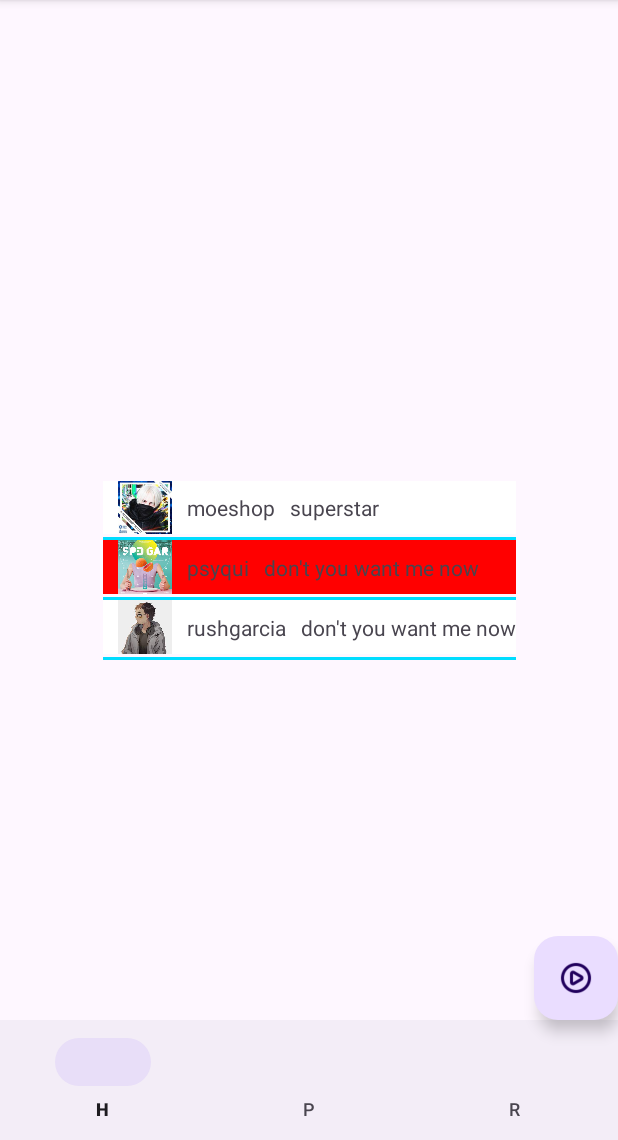
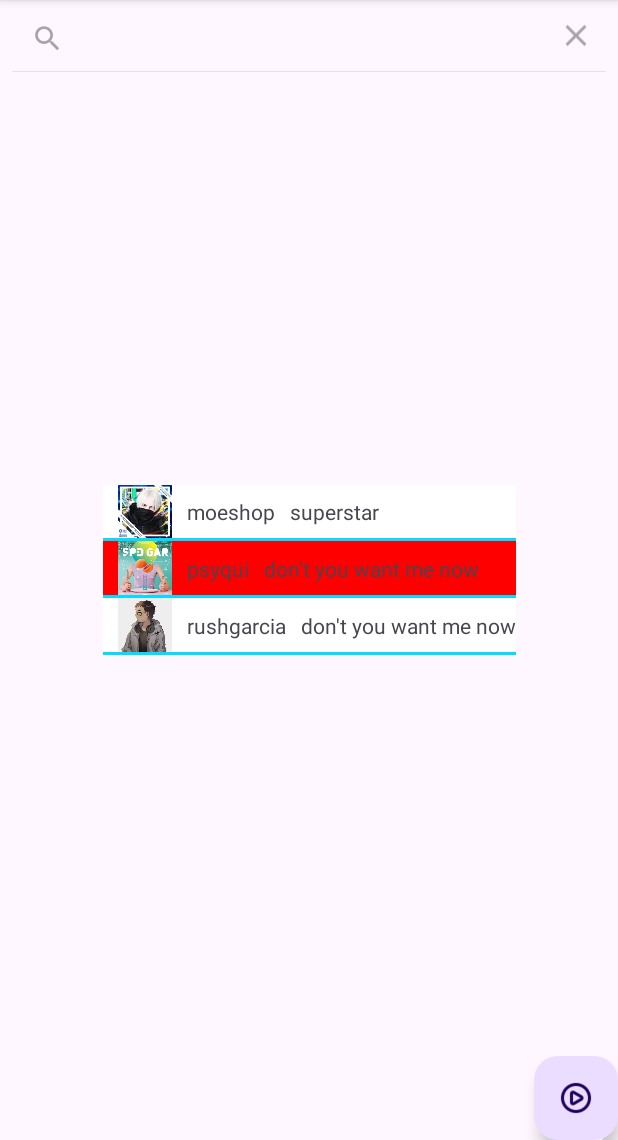
Before and after one commit to Exteal/R-Music, an Android app: the screen it shows after launch (MainActivity), after a tap on "psyqui", on a phone screen of 412 x 824 dp, the part 96-1236 px from its top. Run offline under Robolectric (Android 15) with nearby library versions, the phone set to English and light mode, and no system bars; 2 statements that could not run were skipped; 2 other taps on this screen came first.

Commit message:
Filterer MusicList

```diff
--- a/app/src/main/java/com/example/kotlinapp/MainActivity.kt
+++ b/app/src/main/java/com/example/kotlinapp/MainActivity.kt
@@ -4,14 +4,11 @@
 import android.content.Intent
 import androidx.appcompat.app.AppCompatActivity
 import android.os.Bundle
-import android.view.View
-import androidx.appcompat.content.res.AppCompatResources
-import androidx.cardview.widget.CardView
+import androidx.appcompat.widget.SearchView
 import androidx.core.content.ContextCompat
 import androidx.recyclerview.widget.DividerItemDecoration
 import androidx.recyclerview.widget.RecyclerView
 import com.google.android.material.bottomnavigation.BottomNavigationView
-import com.google.android.material.floatingactionbutton.FloatingActionButton
 
 class MainActivity : AppCompatActivity() {
 
@@ -23,7 +20,6 @@
 
     override fun onResume() {
         super.onResume()
-        val playerView : CardView = findViewById(R.id.playerCard)
 
         Player.activity = this
         Player.handleComponents()
@@ -61,6 +57,17 @@
         }
         */
 
+        val search : SearchView = findViewById(R.id.Search)
+        search.setOnQueryTextListener(object : SearchView.OnQueryTextListener {
+            override fun onQueryTextChange(newText: String?): Boolean {
+                TODO("Not yet implemented")
+            }
+
+            override fun onQueryTextSubmit(query: String?): Boolean {
+                TODO("Not yet implemented")
+
+            }
+        })
 
         val nav : BottomNavigationView = findViewById(R.id.nav)
 
--- a/app/src/main/java/com/example/kotlinapp/MusicAdapter.kt
+++ b/app/src/main/java/com/example/kotlinapp/MusicAdapter.kt
@@ -5,15 +5,18 @@
 import android.view.LayoutInflater
 import android.view.View
 import android.view.ViewGroup
+import android.widget.Filter
+import android.widget.Filterable
 import android.widget.ImageView
 import android.widget.TextView
 import androidx.recyclerview.widget.RecyclerView
 
 
 open class MusicAdapter(private val dataSet: List<Music>) :
-                RecyclerView.Adapter<MusicAdapter.ViewHolder>() {
+                RecyclerView.Adapter<MusicAdapter.ViewHolder>(), Filterable {
 
     val views = ArrayList<View>()
+    var filterResults = ArrayList<Music>()
     /**
      * Provide a reference to the type of views that you are using
      * (custom ViewHolder)
@@ -54,7 +57,7 @@
 
 
 
-    fun toDefaultColor() {
+    private fun toDefaultColor() {
         views.forEach { v -> v.setBackgroundColor(Color.WHITE) }
     }
     open fun onMusicClick(it : View, position: Int) {
@@ -64,7 +67,7 @@
         }
 
         else {
-            when(val oldSelected = Player.storedMusicPos) {
+            when(Player.storedMusicPos) {
                 -1 -> {}
                 else -> toDefaultColor()
             }
@@ -115,5 +118,30 @@
 
     // Return the size of your dataset (invoked by the layout manager)
     override fun getItemCount() = dataSet.size
+    override fun getFilter(): Filter {
+        return object : Filter() {
+            override fun performFiltering(condition: CharSequence?): FilterResults {
+                filterResults = if(condition.isNullOrBlank()) {
+                    dataSet as ArrayList<Music>
+                } else {
+                    val res = ArrayList<Music>()
+                        for(music in dataSet) {
+                            if(music.name.contains(condition)) res.add(music)
+                        }
+                    res
+                }
+
+                val results = FilterResults()
+                results.values = filterResults
+                return results
+            }
+
+            override fun publishResults(p0: CharSequence?, results: FilterResults?) {
+                filterResults = results?.values as ArrayList<Music>
+                notifyDataSetChanged()
+            }
+
+        }
+    }
 
 }
--- a/app/src/main/java/com/example/kotlinapp/Player.kt
+++ b/app/src/main/java/com/example/kotlinapp/Player.kt
@@ -21,7 +21,7 @@
 
 object Player {
 
-    var playingMusicPos by Delegates.notNull<Int>()
+    private var playingMusicPos by Delegates.notNull<Int>()
     var storedMusicPos  = -1
     var playlist : ArrayList<Music> = ArrayList()
     lateinit var activity: AppCompatActivity //update with every activity change
--- a/app/src/main/java/com/example/kotlinapp/PlaylistActivity.kt
+++ b/app/src/main/java/com/example/kotlinapp/PlaylistActivity.kt
@@ -3,13 +3,9 @@
 
 import android.content.Intent
 import android.os.Bundle
-import android.view.View
 import androidx.appcompat.app.AppCompatActivity
-import androidx.appcompat.content.res.AppCompatResources
-import androidx.cardview.widget.CardView
 import androidx.recyclerview.widget.RecyclerView
 import com.google.android.material.bottomnavigation.BottomNavigationView
-import com.google.android.material.floatingactionbutton.FloatingActionButton
 
 class PlaylistActivity : AppCompatActivity() {
 
--- a/app/src/main/res/layout/activity_main.xml
+++ b/app/src/main/res/layout/activity_main.xml
@@ -29,13 +29,23 @@
        android:layout_height="wrap_content"
        layout="@layout/play_fab"
        android:id="@id/playFAB"
-       app:layout_constraintBottom_toTopOf="@id/nav"
+       app:layout_constraintBottom_toBottomOf="parent"
        app:layout_constraintRight_toRightOf="parent">
    </include>
 
+
+   <androidx.appcompat.widget.SearchView
+       android:id="@+id/Search"
+       android:layout_height="wrap_content"
+       android:layout_width="match_parent"
+       app:layout_constraintTop_toTopOf="parent"
+       app:layout_constraintLeft_toLeftOf="parent">
+   </androidx.appcompat.widget.SearchView>
+
+
    <include
        android:id="@+id/playerCard"
-       app:layout_constraintBottom_toTopOf="@id/nav"
+       app:layout_constraintBottom_toTopOf="parent"
        android:visibility="invisible"
        layout="@layout/layout_player"
        android:layout_width="wrap_content"
@@ -43,7 +53,7 @@
        app:layout_constraintLeft_toLeftOf="parent"
        app:layout_constraintRight_toRightOf="parent"
        />
-
+   <!--
    <com.google.android.material.bottomnavigation.BottomNavigationView
        android:id="@+id/nav"
        android:layout_width="match_parent"
@@ -53,5 +63,5 @@
 
    </com.google.android.material.bottomnavigation.BottomNavigationView>
 
-
+   -->
 </androidx.constraintlayout.widget.ConstraintLayout>
```
